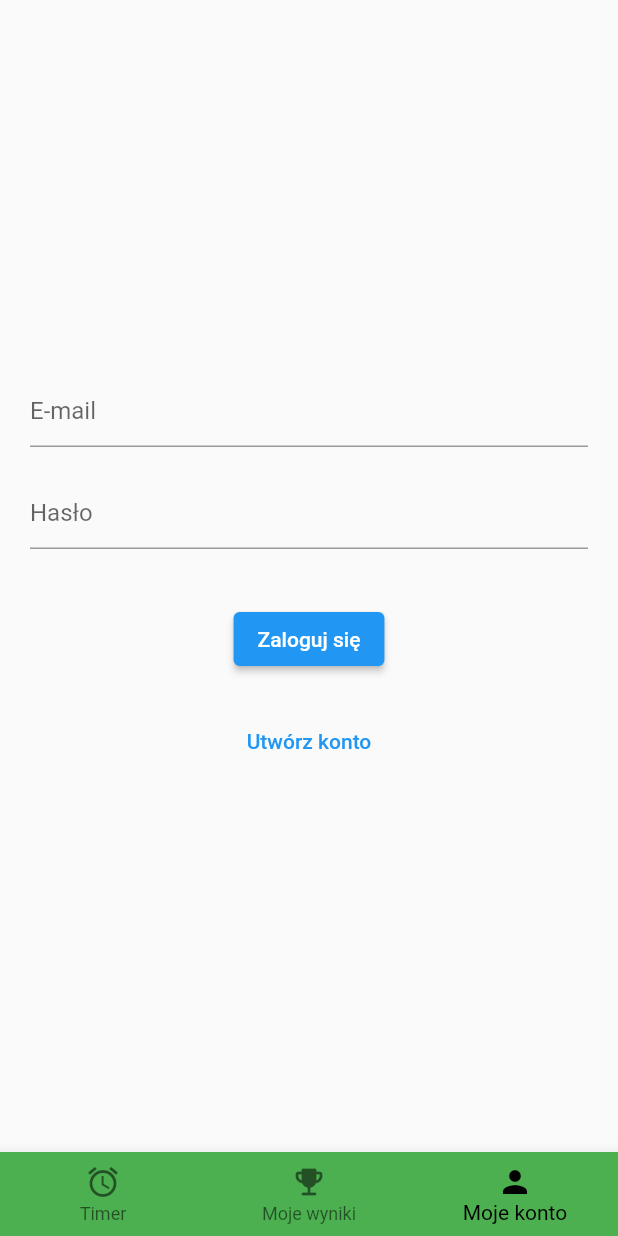
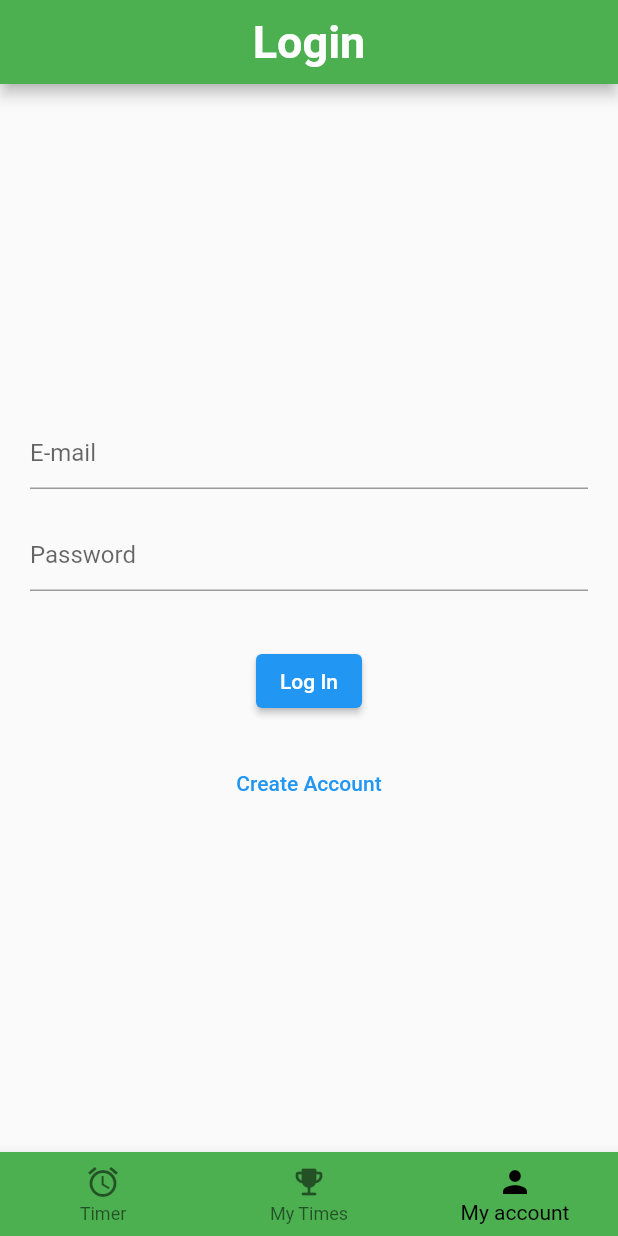
Before and after one commit to piszczekkonrad/rubiks_timer, a Flutter app: the LoginPage screen opened directly, on a phone screen of 412 x 824 dp. Run offline on Flutter 3.47's test engine with Material 2 defaults, Android fonts, the light colour scheme and no system bars; our stand-ins replace bloc, cloud_firestore, dio, firebase_auth, firebase_core, flutter_bloc and 1 more; accounts and stored records are empty.

Commit message:
Switch titles to english

```diff
--- a/lib/Solving/Solving Root/solving_page_contents.dart
+++ b/lib/Solving/Solving Root/solving_page_contents.dart
@@ -28,7 +28,7 @@ class SolvingPageContents extends StatelessWidget {
                   horizontal: 30,
                 ),
                 child: Text(
-                  "1. Układamy biały krzyż",
+                  "Solve white cross",
                   style: TextStyle(
                     fontSize: 20.0,
                     fontWeight: FontWeight.bold,
--- a/lib/Solving/Solving Root/solving_root_page.dart
+++ b/lib/Solving/Solving Root/solving_root_page.dart
@@ -15,10 +15,11 @@ class SolvingRootPage extends StatelessWidget {
   Widget build(BuildContext context) {
     return Scaffold(
       appBar: AppBar(
+        automaticallyImplyLeading: false,
         backgroundColor: Colors.green,
         title: const Center(
           child: Text(
-            'Układamy!',
+            'Let\'s Solve!',
             style: TextStyle(fontSize: 30, fontWeight: FontWeight.bold),
           ),
         ),
--- a/lib/Timer contents/Login Page/login_page.dart
+++ b/lib/Timer contents/Login Page/login_page.dart
@@ -22,6 +22,16 @@ class _LoginPageState extends State<LoginPage> {
   @override
   Widget build(BuildContext context) {
     return Scaffold(
+      appBar: AppBar(
+        automaticallyImplyLeading: false,
+        backgroundColor: Colors.green,
+        title: const Center(
+          child: Text(
+            'Login',
+            style: TextStyle(fontSize: 30, fontWeight: FontWeight.bold),
+          ),
+        ),
+      ),
       body: Center(
         child: Padding(
           padding: const EdgeInsets.all(20.0),
@@ -35,7 +45,7 @@ class _LoginPageState extends State<LoginPage> {
               const SizedBox(height: 20),
               TextField(
                 controller: widget.passController,
-                decoration: const InputDecoration(hintText: 'Hasło'),
+                decoration: const InputDecoration(hintText: 'Password'),
                 obscureText: true,
               ),
               Text(errorMessage),
@@ -67,9 +77,7 @@ class _LoginPageState extends State<LoginPage> {
                     }
                   }
                 },
-                child: Text(isCreatingAccount == false
-                    ? 'Zaloguj się'
-                    : 'Zarejestruj się'),
+                child: Text(isCreatingAccount == false ? 'Log In' : 'Sign Up'),
               ),
               const SizedBox(height: 20),
               if (isCreatingAccount == false) ...[
@@ -79,7 +87,7 @@ class _LoginPageState extends State<LoginPage> {
                       isCreatingAccount = true;
                     });
                   },
-                  child: const Text('Utwórz konto'),
+                  child: const Text('Create Account'),
                 ),
               ],
               if (isCreatingAccount) ...[
@@ -89,7 +97,7 @@ class _LoginPageState extends State<LoginPage> {
                       isCreatingAccount = false;
                     });
                   },
-                  child: const Text('Masz już konto?'),
+                  child: const Text('Alredy signed up?'),
                 ),
               ]
             ],
--- a/lib/Timer contents/Root/root_navigation_bar.dart
+++ b/lib/Timer contents/Root/root_navigation_bar.dart
@@ -23,11 +23,11 @@ class RootBottomNavigationBar extends StatelessWidget {
         ),
         BottomNavigationBarItem(
           icon: Icon(Icons.emoji_events_rounded),
-          label: 'Moje wyniki',
+          label: 'My Times',
         ),
         BottomNavigationBarItem(
           icon: Icon(Icons.person),
-          label: 'Moje konto',
+          label: 'My account',
         ),
       ],
       backgroundColor: Colors.green,
--- a/lib/Timer contents/Times Page/times_page.dart
+++ b/lib/Timer contents/Times Page/times_page.dart
@@ -14,10 +14,11 @@ class TimesPage extends StatelessWidget {
   Widget build(BuildContext context) {
     return Scaffold(
       appBar: AppBar(
+        automaticallyImplyLeading: false,
         backgroundColor: Colors.green,
         title: const Center(
           child: Text(
-            'Rubixolve',
+            'My Times',
             style: TextStyle(fontSize: 30, fontWeight: FontWeight.bold),
           ),
         ),
--- a/lib/Timer contents/User Page/user_page.dart
+++ b/lib/Timer contents/User Page/user_page.dart
@@ -16,10 +16,11 @@ class UserPage extends StatelessWidget {
   Widget build(BuildContext context) {
     return Scaffold(
       appBar: AppBar(
+        automaticallyImplyLeading: false,
         backgroundColor: Colors.green,
         title: const Center(
           child: Text(
-            'Rubixolve',
+            'My Account',
             style: TextStyle(fontSize: 30, fontWeight: FontWeight.bold),
           ),
         ),
@@ -28,13 +29,13 @@ class UserPage extends StatelessWidget {
         child: Column(
           mainAxisAlignment: MainAxisAlignment.center,
           children: [
-            Text('Jesteś zalogowany jako ${user.email}'),
+            Text('You are logged in as ${user.email}'),
             const SizedBox(height: 20),
             ElevatedButton(
               onPressed: () {
                 context.read<RootCubit>().signOut();
               },
-              child: const Text('Wyloguj'),
+              child: const Text('Log Out'),
             ),
           ],
         ),
--- a/lib/Timer contents/timer/timer_page.dart
+++ b/lib/Timer contents/timer/timer_page.dart
@@ -13,10 +13,11 @@ class TimerPage extends StatelessWidget {
   Widget build(BuildContext context) {
     return Scaffold(
       appBar: AppBar(
+        automaticallyImplyLeading: false,
         backgroundColor: Colors.green,
         title: const Center(
           child: Text(
-            'Rubixolve',
+            'Timer',
             style: TextStyle(fontSize: 30, fontWeight: FontWeight.bold),
           ),
         ),
@@ -45,7 +46,7 @@ class TimerPage extends StatelessWidget {
                     mainAxisAlignment: MainAxisAlignment.center,
                     children: [
                       const Text(
-                        'Naciśnij w dowolnym miejscu by zacząć',
+                        'Tap the screen to start',
                       ),
                       const SizedBox(
                         height: 50,
```
Also changed, not shown: lib/Home Page/home_page.dart (+2 -7 lines).
